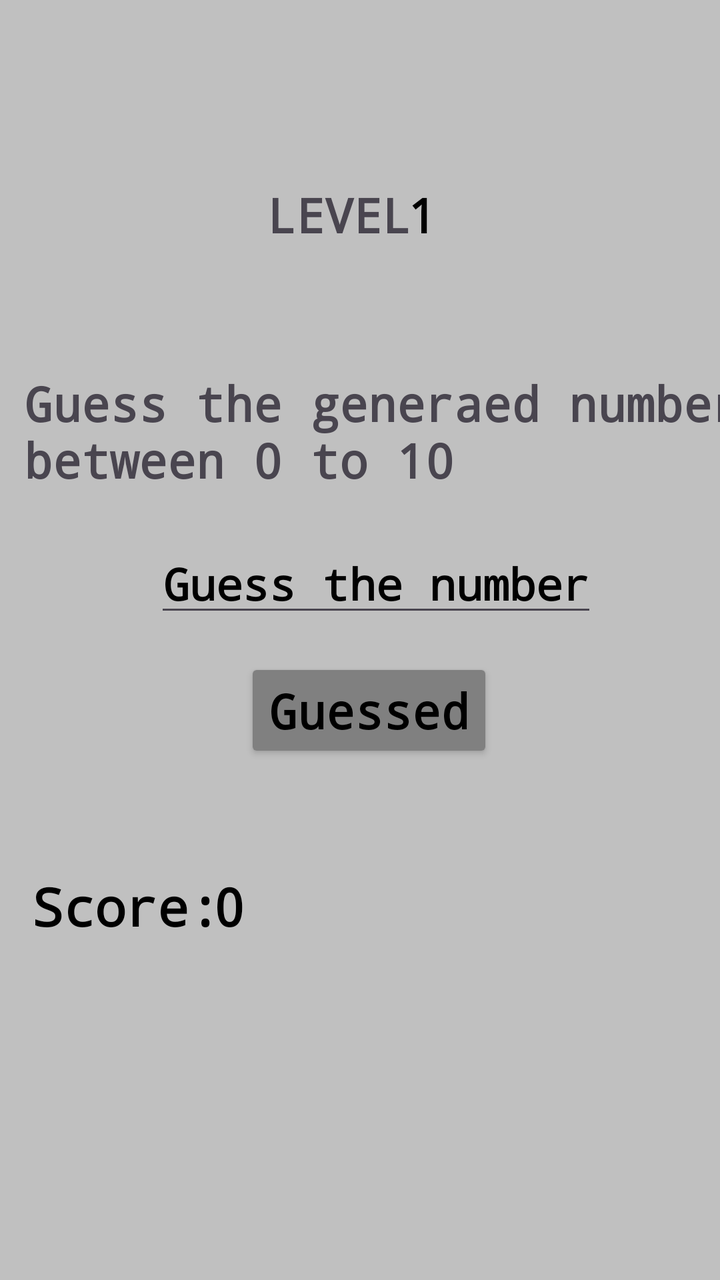
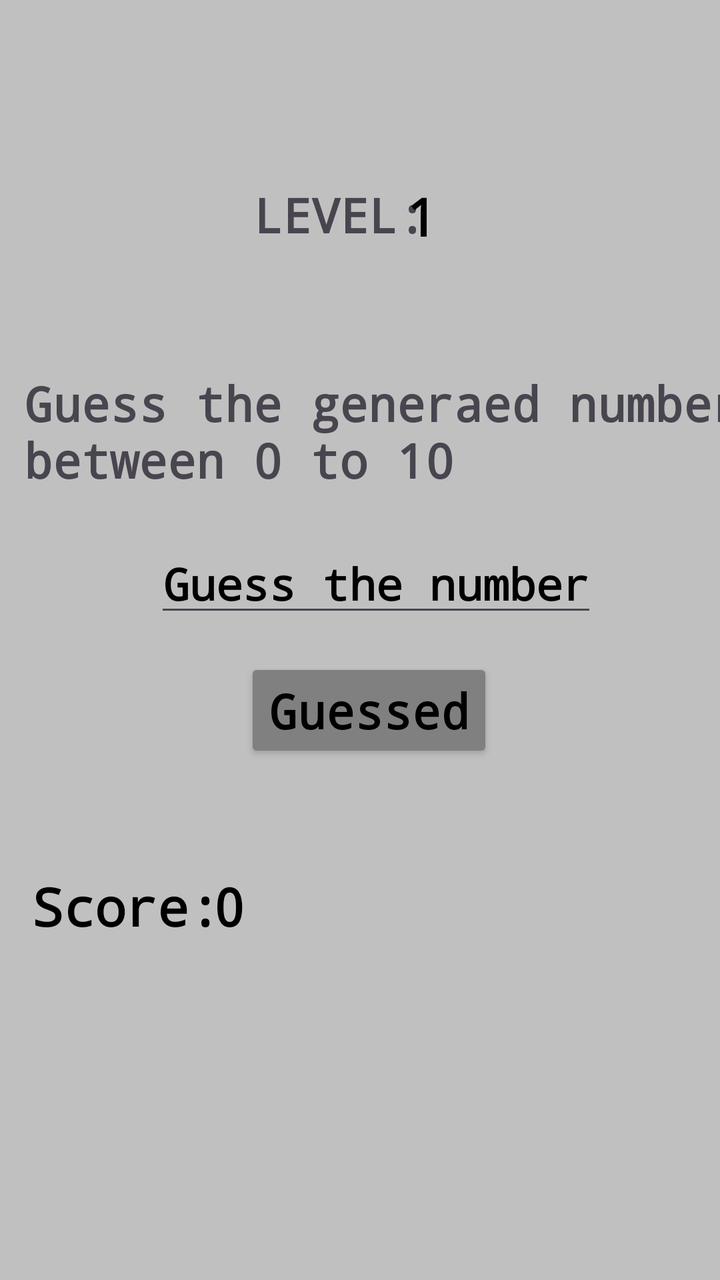

An Android layout rendered at two revisions. The XML below is the earlier revision; the diff shows what the commit changed to produce the second picture.
<!-- AndroidManifest.xml: application theme Theme.GuessingGame -->
<!-- res/layout/activity_main.xml -->
<?xml version="1.0" encoding="utf-8"?>
<androidx.constraintlayout.widget.ConstraintLayout xmlns:android="http://schemas.android.com/apk/res/android"
    xmlns:app="http://schemas.android.com/apk/res-auto"
    xmlns:tools="http://schemas.android.com/tools"
    android:id="@+id/main"
    android:layout_width="match_parent"
    android:layout_height="match_parent"
    android:background="@color/silver"
    tools:context=".MainActivity">

    <TextView
        android:layout_width="wrap_content"
        android:layout_height="wrap_content"
        android:text="LEVEL"
        android:fontFamily="monospace"
        android:textSize="24sp"
        android:textStyle="bold"
        app:layout_constraintBottom_toBottomOf="parent"
        app:layout_constraintEnd_toEndOf="parent"
        app:layout_constraintHorizontal_bias="0.464"
        app:layout_constraintStart_toStartOf="parent"
        app:layout_constraintTop_toTopOf="parent"
        app:layout_constraintVertical_bias="0.15" />


    <TextView
        android:id="@+id/tv_level"
        android:layout_width="wrap_content"
        android:layout_height="wrap_content"
        android:text="1"
        android:textColor="@color/black"
        android:fontFamily="monospace"
        android:textSize="24sp"
        android:textStyle="bold"
        app:layout_constraintBottom_toBottomOf="parent"
        app:layout_constraintEnd_toEndOf="parent"
        app:layout_constraintHorizontal_bias="0.59"
        app:layout_constraintStart_toStartOf="parent"
        app:layout_constraintTop_toTopOf="parent"
        app:layout_constraintVertical_bias="0.15" />


    <TextView
        android:id="@+id/textview_question"
        android:layout_width="wrap_content"
        android:layout_height="wrap_content"
        android:fontFamily="monospace"
        android:text="Guess the generaed number between 0 to 10"
        android:textSize="24sp"
        android:textStyle="bold"
        app:layout_constraintBottom_toBottomOf="parent"
        app:layout_constraintEnd_toEndOf="parent"
        app:layout_constraintHorizontal_bias="0.464"
        app:layout_constraintStart_toStartOf="parent"
        app:layout_constraintTop_toTopOf="parent"
        app:layout_constraintVertical_bias="0.32"
        android:layout_marginLeft="20sp"
        android:layout_marginRight="-3dp"/>

    <EditText
        android:id="@+id/et_guessed"
        android:layout_width="wrap_content"
        android:layout_height="wrap_content"
        android:fontFamily="monospace"
        android:hint="Guess the number"
        android:inputType="number"
        android:textColor="@color/black"
        android:textColorHint="@color/black"
        android:textSize="22sp"
        android:textStyle="bold"
        app:layout_constraintBottom_toBottomOf="parent"
        app:layout_constraintEnd_toEndOf="parent"
        app:layout_constraintHorizontal_bias="0.464"
        app:layout_constraintStart_toStartOf="parent"
        app:layout_constraintTop_toTopOf="parent"
        app:layout_constraintVertical_bias="0.45"
        android:layout_marginLeft="20sp"
        android:layout_marginRight="-5dp"/>

    <Button
        android:id="@+id/btn_guessing"
        android:layout_width="wrap_content"
        android:layout_height="wrap_content"
        android:fontFamily="monospace"
        android:hint="Guessed"
        android:backgroundTint="@color/grey"
        android:textColor="@color/black"
        android:textColorHint="@color/black"
        android:textSize="24sp"
        android:textStyle="bold"
        app:layout_constraintBottom_toBottomOf="parent"
        app:layout_constraintEnd_toEndOf="parent"
        app:layout_constraintHorizontal_bias="0.464"
        app:layout_constraintStart_toStartOf="parent"
        app:layout_constraintTop_toTopOf="parent"
        app:layout_constraintVertical_bias="0.56"
        android:layout_marginStart="20sp"
        android:layout_marginEnd="-5dp"/>

    <TextView
        android:layout_width="wrap_content"
        android:layout_height="wrap_content"
        android:fontFamily="monospace"
        android:text="Score:"
        android:textColor="@color/black"
        android:textSize="26sp"
        android:textStyle="bold"
        app:layout_constraintBottom_toBottomOf="parent"
        app:layout_constraintEnd_toEndOf="parent"
        app:layout_constraintHorizontal_bias="0.06"
        app:layout_constraintStart_toStartOf="parent"
        app:layout_constraintTop_toTopOf="parent"
        app:layout_constraintVertical_bias="0.72"
        />

    <TextView
        android:id="@+id/tv_score"
        android:layout_width="wrap_content"
        android:layout_height="wrap_content"
        android:fontFamily="monospace"
        android:text="0"
        android:textColor="@color/black"
        android:textSize="26sp"
        android:textStyle="bold"
        app:layout_constraintBottom_toBottomOf="parent"
        app:layout_constraintEnd_toEndOf="parent"
        app:layout_constraintHorizontal_bias="0.3"
        app:layout_constraintStart_toStartOf="parent"
        app:layout_constraintTop_toTopOf="parent"
        app:layout_constraintVertical_bias="0.72"
        android:layout_marginStart="5sp"
        />

</androidx.constraintlayout.widget.ConstraintLayout>
<!-- resources referenced by this layout -->
<resources>
  <color name="black">#FF000000</color>
  <color name="grey">#808080</color>
  <color name="silver">#C0C0C0</color>
  <style name="Theme.GuessingGame" parent="Base.Theme.GuessingGame" />
  <style name="Base.Theme.GuessingGame" parent="Theme.Material3.DayNight.NoActionBar">
          
          
      </style>
</resources>

<!-- the commit's change to res/layout/activity_main.xml (unified diff, before → after) -->
@@ -11,7 +11,7 @@
     <TextView
         android:layout_width="wrap_content"
         android:layout_height="wrap_content"
-        android:text="LEVEL"
+        android:text="LEVEL:"
         android:fontFamily="monospace"
         android:textSize="24sp"
         android:textStyle="bold"
@@ -30,7 +30,7 @@
         android:text="1"
         android:textColor="@color/black"
         android:fontFamily="monospace"
-        android:textSize="24sp"
+        android:textSize="26sp"
         android:textStyle="bold"
         app:layout_constraintBottom_toBottomOf="parent"
         app:layout_constraintEnd_toEndOf="parent"
